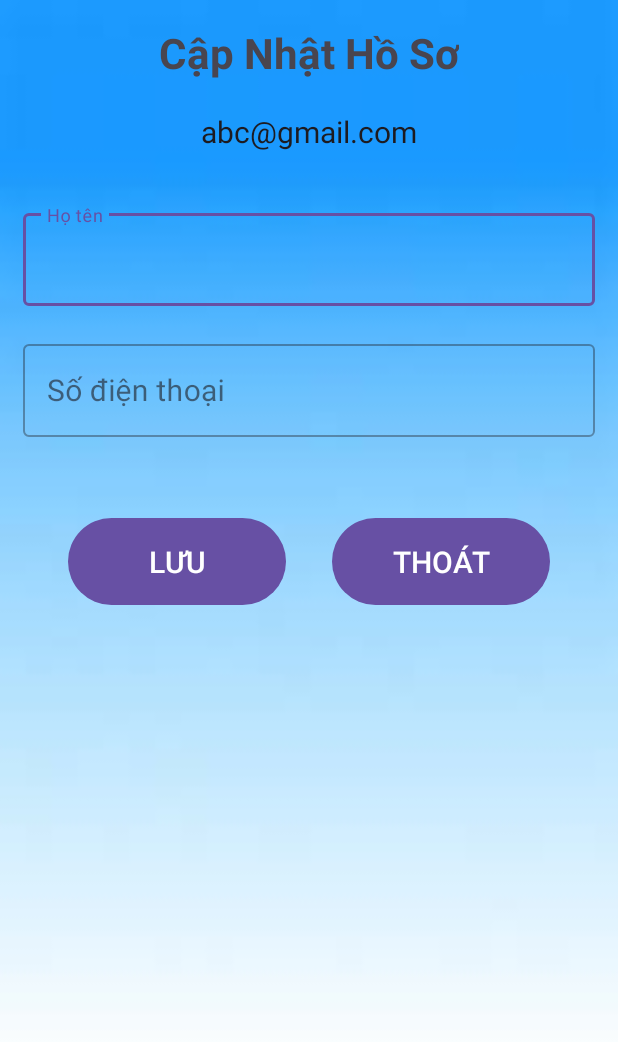
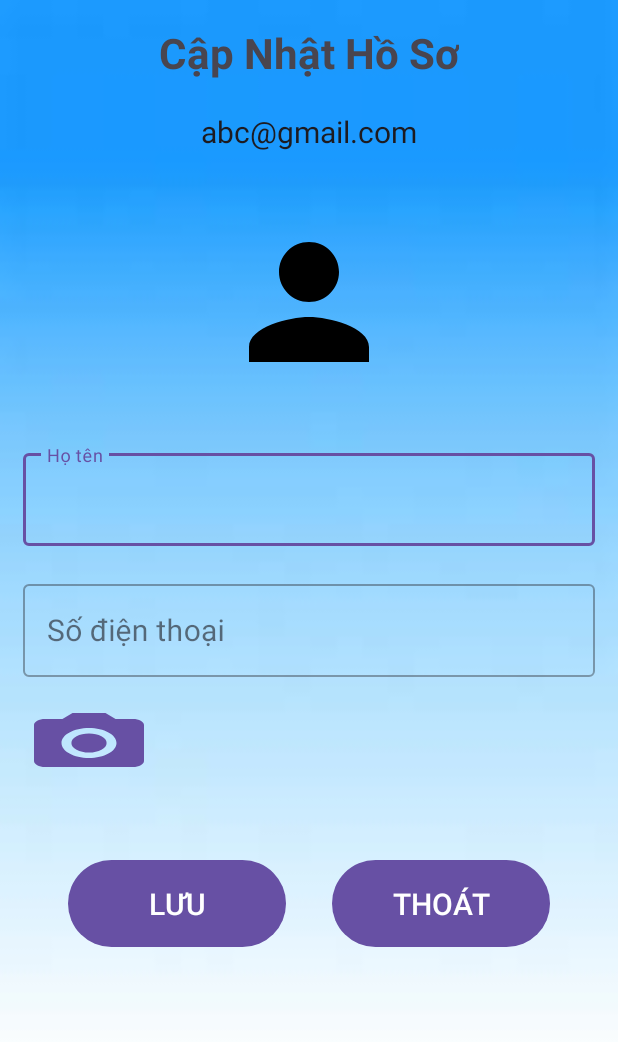
Before and after one commit to AICY-GIT/AppDoDienTu, an Android app: the EditAccountActivity screen opened directly, with no data from a screen before it, on a phone screen of 412 x 824 dp. Shown: the top 1042 px of the screen. Run offline under Robolectric (Android 15) with nearby library versions, the phone set to English and light mode, and no system bars; our stand-ins replace Firebase (no records; nobody signed in at launch, a user with empty details on screens opened directly); pictures from the network do not load.

Commit message:
fix conflicts

```diff
--- a/app/src/main/java/com/example/tk_app/account/EditAccountActivity.kt
+++ b/app/src/main/java/com/example/tk_app/account/EditAccountActivity.kt
@@ -1,24 +1,33 @@
 package com.example.tk_app.account
 
 import android.content.Intent
+import android.graphics.Bitmap
+import android.graphics.drawable.BitmapDrawable
+import android.net.Uri
+import android.os.Bundle
+import android.provider.MediaStore
+import android.util.Log
+import android.widget.Button
+import android.widget.ImageView
+import android.widget.Toast
+import androidx.activity.result.contract.ActivityResultContracts
 import androidx.appcompat.app.AppCompatActivity
-import android.os.Bundle
-import android.widget.Button
-import android.widget.Toast
+import com.bumptech.glide.Glide
 import com.example.tk_app.R
-import com.example.tk_app.classify_product.CartActivity
-import com.example.tk_app.fragment.AccountFragment
 import com.google.android.material.textfield.TextInputEditText
 import com.google.android.material.textfield.TextInputLayout
 import com.google.firebase.auth.FirebaseAuth
 import com.google.firebase.database.DatabaseReference
 import com.google.firebase.database.FirebaseDatabase
+import com.google.firebase.storage.FirebaseStorage
+import java.io.ByteArrayOutputStream
 
 class EditAccountActivity : AppCompatActivity() {
     private var name: String? = null
     private var email: String? = null
     private var phone: String? = null
     private var userID: String? = null
+    private var imageUrl: String?=null
     private lateinit var databaseReference: DatabaseReference
     private lateinit var auth: FirebaseAuth
     private lateinit var tilName: TextInputLayout
@@ -28,14 +37,54 @@ class EditAccountActivity : AppCompatActivity() {
     private lateinit var btnSave: Button
     private lateinit var btnOut: Button
 
+    private lateinit var database: FirebaseDatabase
+    private lateinit var storage: FirebaseStorage
+    private lateinit var imagePro: ImageView
+    private lateinit var btnUpImg:Button
+
+    //lấy url ảnh?
+    private val takePictureLauncher = registerForActivityResult(
+        ActivityResultContracts.StartActivityForResult()    ) { result ->
+        if (result.resultCode == RESULT_OK) {
+            val selectedImageUri = result.data?.data
+            if (selectedImageUri != null) {
+                imagePro.setImageURI(selectedImageUri)
+            }
+        }
+    }
+    //lưu ảnh trên storage
+    private fun saveImageToStorage(bitmap: Bitmap, productId: String) {
+        val storageReference = FirebaseStorage.getInstance().reference.child("Profile/$productId.jpg")
+        val baos = ByteArrayOutputStream()
+        bitmap.compress(Bitmap.CompressFormat.JPEG, 100, baos)
+        val data = baos.toByteArray()
+
+        storageReference.putBytes(data)
+            .addOnSuccessListener { taskSnapshot ->
+                storageReference.downloadUrl
+                    .addOnSuccessListener { uri ->
+                        val imageUrl = uri.toString()
+                        databaseReference.child("Account/User/$userID/Image").setValue(imageUrl)
+                    }
+                    .addOnFailureListener { e ->
+                        Log.e("FirebaseStorage", "Failed to get image URL: ${e.message}")
+                    }
+            }
+            .addOnFailureListener { e ->
+                Log.e("FirebaseStorage", "Failed to upload image: ${e.message}")
+            }
+    }
+
     override fun onCreate(savedInstanceState: Bundle?) {
         super.onCreate(savedInstanceState)
         setContentView(R.layout.activity_edit_account_2)
+
         val intent: Intent = intent
         userID = intent.getStringExtra("userId")
         name = intent.getStringExtra("name")
         email = intent.getStringExtra("email")
         phone = intent.getStringExtra("phone")
+        imageUrl=intent.getStringExtra("imageUrl")
 
         tilName = findViewById(R.id.tilName)
         tilPhone = findViewById(R.id.tilPhone)
@@ -43,12 +92,21 @@ class EditAccountActivity : AppCompatActivity() {
         edPhone = findViewById(R.id.edPhone)
         btnSave = findViewById(R.id.btnSave)
         btnOut = findViewById(R.id.btnOut)
+        imagePro = findViewById(R.id.imgchange)
+        btnUpImg= this.findViewById(R.id.btnUploadImage)
 
+        database = FirebaseDatabase.getInstance()
+        storage = FirebaseStorage.getInstance()
         auth = FirebaseAuth.getInstance()
-        databaseReference = FirebaseDatabase.getInstance().reference.child("Account/User").child(userID!!)
+        databaseReference = FirebaseDatabase.getInstance().reference
 
         edName.setText(name)
         edPhone.setText(phone)
+        imageUrl?.let { url ->
+            Glide.with(this)
+                .load(url)
+                .into(imagePro)
+        }
 
         btnSave.setOnClickListener {
             if (edName.text.toString().isEmpty() || edPhone.text.toString().isEmpty()) {
@@ -59,16 +117,34 @@ class EditAccountActivity : AppCompatActivity() {
             val nameValue = edName.text.toString()
             val phoneValue = edPhone.text.toString()
 
-            // Cập nhật dữ liệu vào Realtime Database
-            databaseReference.child("Name").setValue(nameValue)
-            databaseReference.child("Phone").setValue(phoneValue)
+            databaseReference.child("Account/User/$userID/Name").setValue(nameValue)
+            databaseReference.child("Account/User/$userID/Phone").setValue(phoneValue)
+
+            //thay đổi trên realtime
+            val imgSelectedDrawable = imagePro.drawable
+            if (imgSelectedDrawable != null && imgSelectedDrawable is BitmapDrawable) {
+                val bitmap = imgSelectedDrawable.bitmap
+                saveImageToStorage(bitmap, userID ?: "")
+            } else {
+                databaseReference.child("Account/User/$userID/Image").setValue("null")
+            }
 
             Toast.makeText(this@EditAccountActivity, "Cập nhật thành công", Toast.LENGTH_SHORT).show()
             finish()
         }
 
-        btnOut.setOnClickListener{
+        btnOut.setOnClickListener {
             onBackPressed()
         }
+
+        imagePro.setOnClickListener {
+            val intent = Intent(Intent.ACTION_PICK, MediaStore.Images.Media.EXTERNAL_CONTENT_URI)
+            takePictureLauncher.launch(intent)
+        }
+        btnUpImg.setOnClickListener{
+            val intent = Intent(Intent.ACTION_PICK, MediaStore.Images.Media.EXTERNAL_CONTENT_URI)
+            takePictureLauncher.launch(intent)
+        }
+
     }
 }
--- a/app/src/main/java/com/example/tk_app/account/RegisterActivity.kt
+++ b/app/src/main/java/com/example/tk_app/account/RegisterActivity.kt
@@ -108,6 +108,7 @@ class RegisterActivity : AppCompatActivity() {
                             "Name" to name,
                             "Email" to email,
                             "Phone" to phone,
+                            "Image" to "https://firebasestorage.googleapis.com/v0/b/testappbandodientu.appspot.com/o/Profile%2FenYxNXGIY4a0HxcX16yBzOZOzNa2.jpg?alt=media&token=6e21c196-90b4-4baa-b903-df0430994392",
                             "userType" to "user"
                         )
 
--- a/app/src/main/java/com/example/tk_app/account/User.kt
+++ b/app/src/main/java/com/example/tk_app/account/User.kt
@@ -5,7 +5,8 @@ data class User(
     var email: String? = null,
     var phone: String? = null,
     var address: String? = null,
+    val imageUrl:String? = null,
     var cashOnDelivery: Boolean = false // default value for cash on delivery
 ) {
-    constructor() : this("", "", "", "", false)
+    constructor() : this("", "", "", "","", false)
 }
--- /dev/null
+++ b/app/src/main/res/drawable/baseline_local_see_24.xml
@@ -0,0 +1,6 @@
+<vector android:height="24dp" android:tint="#000000"
+    android:viewportHeight="24" android:viewportWidth="24"
+    android:width="24dp" xmlns:android="http://schemas.android.com/apk/res/android">
+    <path android:fillColor="@android:color/white" android:pathData="M12,12m-3.2,0a3.2,3.2 0,1 1,6.4 0a3.2,3.2 0,1 1,-6.4 0"/>
+    <path android:fillColor="@android:color/white" android:pathData="M9,2L7.17,4L4,4c-1.1,0 -2,0.9 -2,2v12c0,1.1 0.9,2 2,2h16c1.1,0 2,-0.9 2,-2L22,6c0,-1.1 -0.9,-2 -2,-2h-3.17L15,2L9,2zM12,17c-2.76,0 -5,-2.24 -5,-5s2.24,-5 5,-5 5,2.24 5,5 -2.24,5 -5,5z"/>
+</vector>
--- a/app/src/main/res/layout/activity_edit_account_2.xml
+++ b/app/src/main/res/layout/activity_edit_account_2.xml
@@ -29,6 +29,14 @@
         android:textAppearance="@style/TextAppearance.AppCompat.Subhead"
         android:textSize="20dp" />
 
+    <ImageView
+        android:id="@+id/imgchange"
+        android:layout_width="120dp"
+        android:layout_height="120dp"
+        android:layout_gravity="center"
+        android:layout_margin="20dp"
+        android:src="@drawable/baseline_person_24" />
+
     <LinearLayout
 
         android:layout_width="match_parent"
@@ -40,13 +48,6 @@
         app:layout_constraintStart_toStartOf="parent"
         app:layout_constraintTop_toBottomOf="@+id/linearLayout">
 
-        <LinearLayout
-            android:layout_width="match_parent"
-            android:layout_height="wrap_content"
-            android:layout_marginBottom="0dp"
-            android:orientation="horizontal">
-
-        </LinearLayout>
 
         <LinearLayout
             android:layout_width="match_parent"
@@ -94,6 +95,13 @@
 
         </LinearLayout>
 
+        <Button
+            android:id="@+id/btnUploadImage"
+            android:layout_width="wrap_content"
+            android:layout_height="wrap_content"
+            android:layout_marginTop="20dp"
+            android:background="@drawable/baseline_local_see_24" />
+
         <LinearLayout
             android:layout_width="match_parent"
             android:layout_height="wrap_content"
@@ -104,10 +112,10 @@
                 android:id="@+id/btnSave"
                 android:layout_width="0dp"
                 android:layout_height="wrap_content"
-                android:layout_weight="1"
                 android:layout_gravity="center"
                 android:layout_marginStart="30dp"
                 android:layout_marginEnd="15dp"
+                android:layout_weight="1"
                 android:padding="15sp"
                 android:text="LƯU"
                 android:textSize="20sp" />
@@ -116,10 +124,10 @@
                 android:id="@+id/btnOut"
                 android:layout_width="0dp"
                 android:layout_height="wrap_content"
-                android:layout_weight="1"
                 android:layout_gravity="center"
                 android:layout_marginStart="15dp"
                 android:layout_marginEnd="30dp"
+                android:layout_weight="1"
                 android:padding="15sp"
                 android:text="THOÁT"
                 android:textSize="20sp" />
```
Also changed, not shown: app/src/main/java/com/example/tk_app/fragment/AccountFragment.kt (+23 -8 lines), app/src/main/res/layout/fragment_account_2.xml (indentation only).
